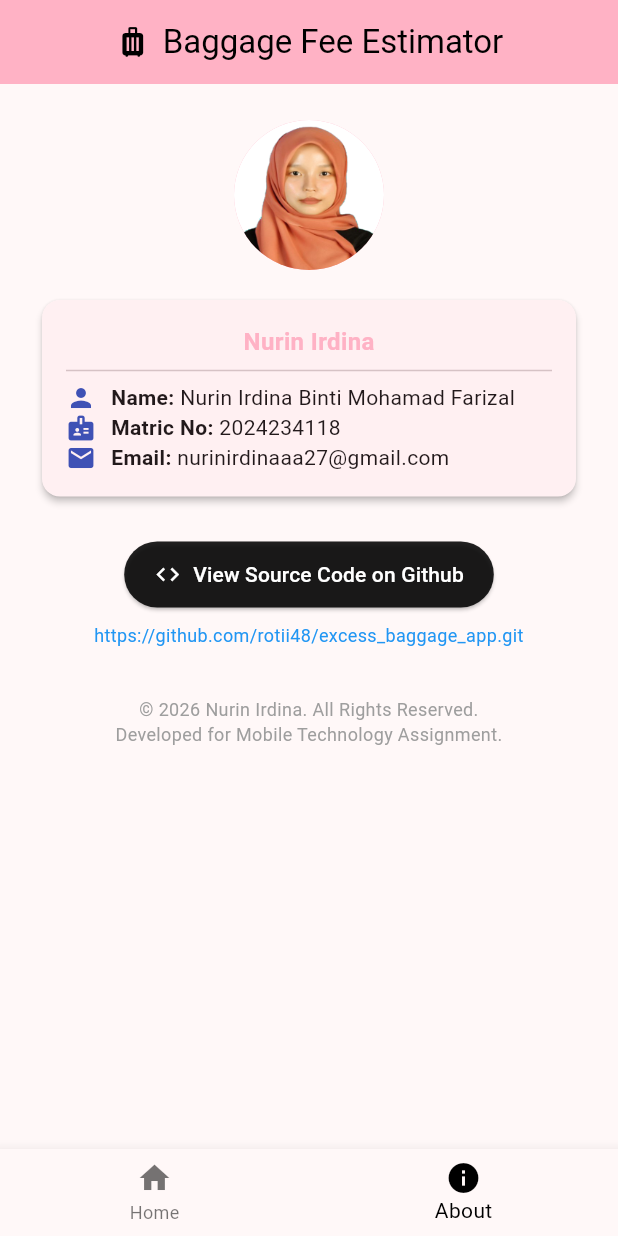
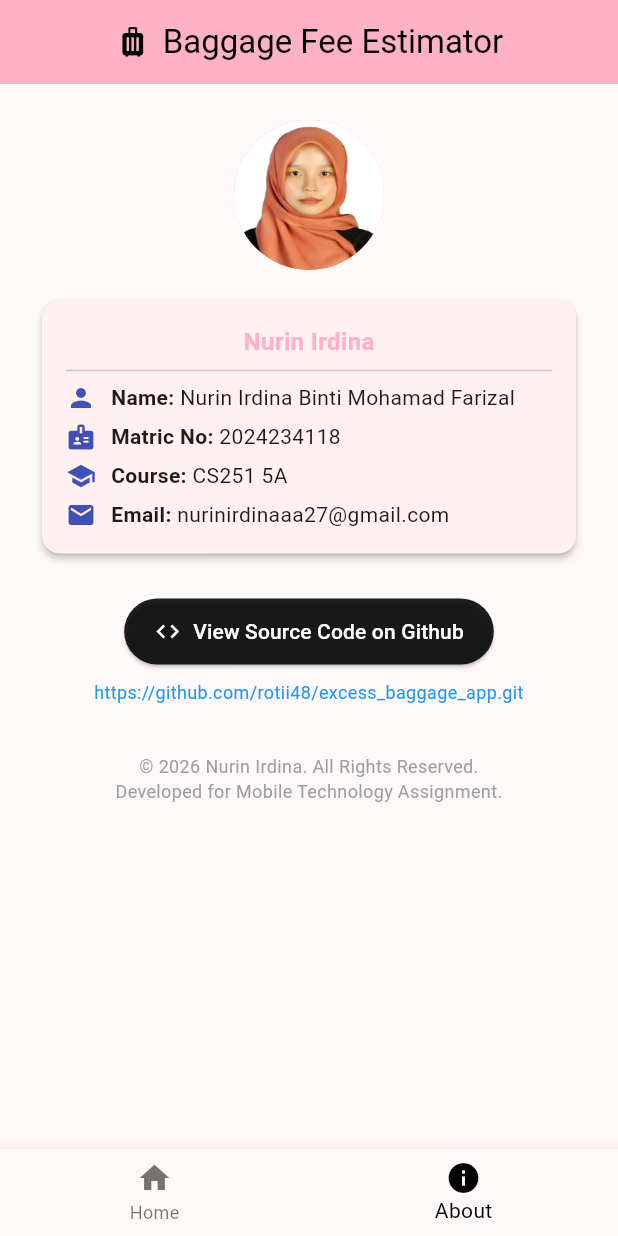
Before and after one commit to rotii48/excess_baggage_app, a Flutter app: the screen it shows after launch, item 2 of the bottom bar chosen, on a phone screen of 412 x 824 dp. Run offline on Flutter 3.47's test engine with Material 3 defaults, Android fonts, the phone set to English and light mode, and no system bars.

Commit message:
Update About page with app icon and course info

```diff
--- a/lib/main.dart
+++ b/lib/main.dart
@@ -482,23 +482,41 @@ static const String _githubUrl = 'https://github.com/rotii48/excess_baggage_app.
 
           const SizedBox(height: 16.0),
           //2.Author Information
+          // 2. Author Information (Name, Matric No, Course, Email)
           Card(
             elevation: 2,
             child: Padding(
               padding: const EdgeInsets.all(16.0),
               child: Column(
                 children: [
-
-
                   const Text(
                     'Nurin Irdina',
-                    style: TextStyle(fontSize: 16.0, fontWeight: FontWeight.bold, color:Color.fromRGBO(255, 178, 197, 1)),
+                    style: TextStyle(
+                      fontSize: 16.0,
+                      fontWeight: FontWeight.bold,
+                      color: Color.fromRGBO(255, 178, 197, 1),
+                    ),
                   ),
                   const Divider(),
-                 _buildInfoRow(Icons.person, 'Name', 'Nurin Irdina Binti Mohamad Farizal'),
-                 _buildInfoRow(Icons.badge, 'Matric No', '2024234118'),
-                 _buildInfoRow(Icons.email, 'Email', 'nurinirdinaaa27@gmail.com'),
-
+                  _buildInfoRow(
+                    Icons.person,
+                    'Name',
+                    'Nurin Irdina Binti Mohamad Farizal',
+                  ),
+                  const SizedBox(height: 6.0),
+                  _buildInfoRow(Icons.badge, 'Matric No', '2024234118'),
+                  const SizedBox(height: 6.0),
+                  _buildInfoRow(
+                    Icons.school,
+                    'Course',
+                    'CS251 5A',
+                  ),
+                  const SizedBox(height: 6.0),
+                  _buildInfoRow(
+                    Icons.email,
+                    'Email',
+                    'nurinirdinaaa27@gmail.com',
+                  ),
                 ],
               ),
             ),
```
